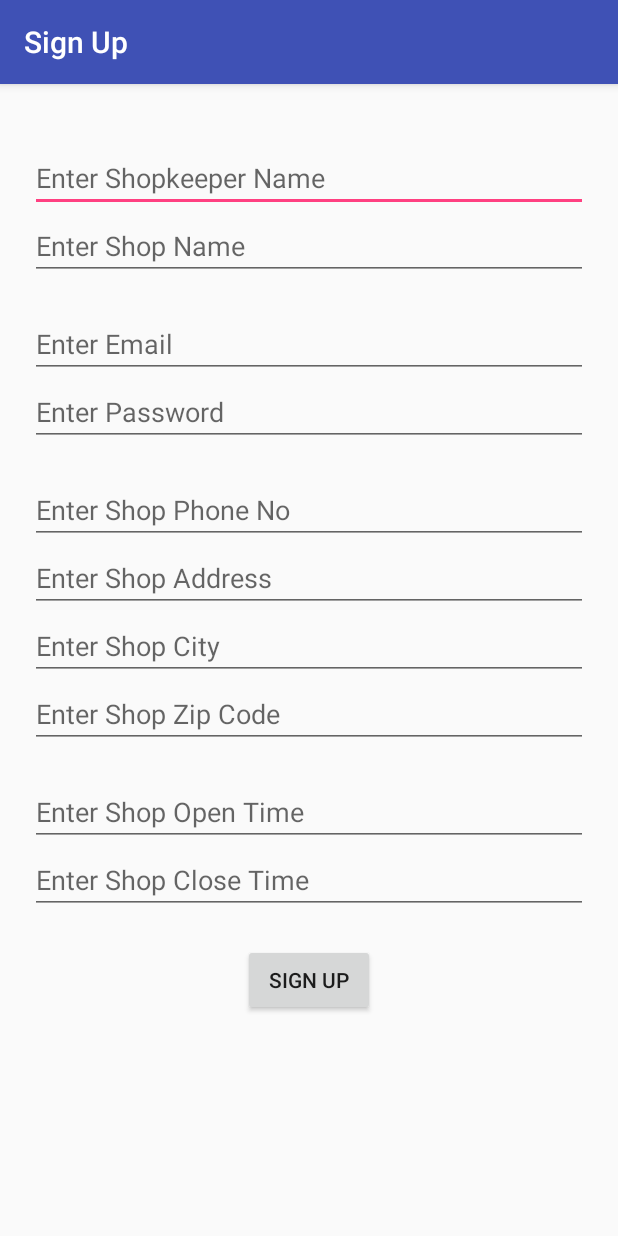
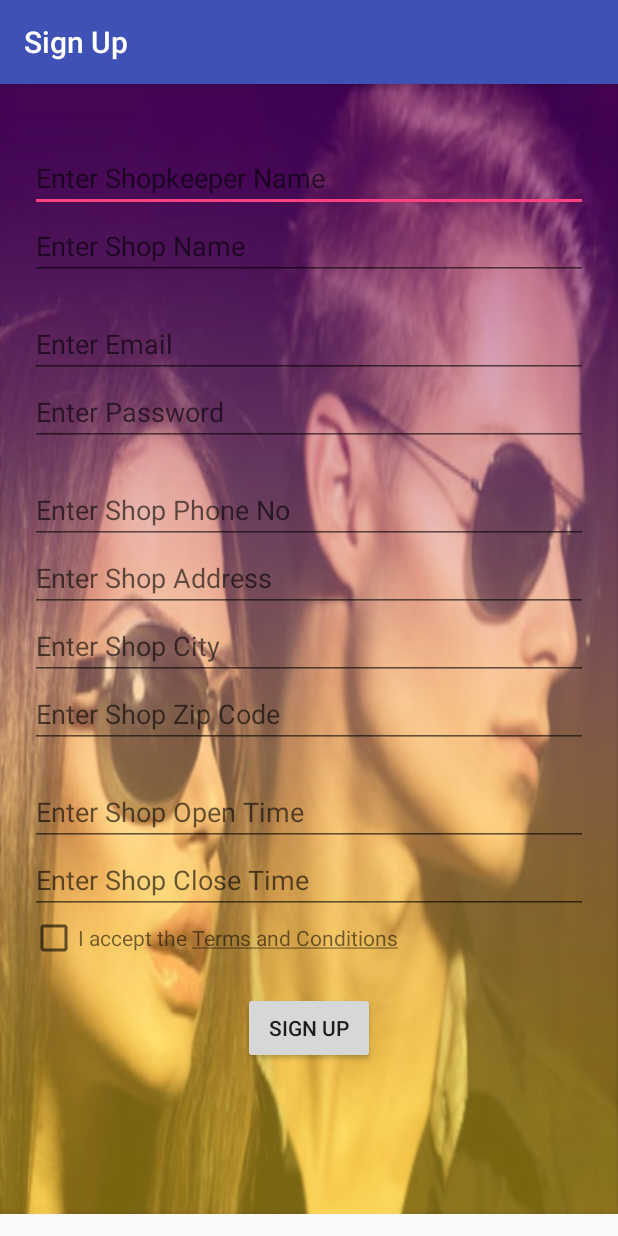
Before and after one commit to kaizer03/ParlorBeacon-Shop, an Android app: the SignUpShop screen opened directly, with no data from a screen before it, on a phone screen of 412 x 824 dp. Run offline under Robolectric (Android 15) with nearby library versions, the phone set to English and light mode, and no system bars; our stand-ins replace Volley; network calls fail.

Commit message:
Initial Commit

```diff
--- a/app/src/main/java/com/springboardtechsolutions/parlorbeaconshop/Service.java
+++ b/app/src/main/java/com/springboardtechsolutions/parlorbeaconshop/Service.java
@@ -61,6 +61,7 @@ public class Service extends AppCompatActivity
             @Override
             public void onClick(View view) {
                 startActivity(new Intent(Service.this,AddServices.class));
+                finish();
             }
         });
 
--- a/app/src/main/java/com/springboardtechsolutions/parlorbeaconshop/SignUpShop.java
+++ b/app/src/main/java/com/springboardtechsolutions/parlorbeaconshop/SignUpShop.java
@@ -6,6 +6,7 @@ import android.content.Intent;
 import android.os.Bundle;
 import android.support.v7.app.AppCompatActivity;
 import android.view.View;
+import android.widget.CheckBox;
 import android.widget.EditText;
 import android.widget.TimePicker;
 import android.widget.Toast;
@@ -33,6 +34,8 @@ public class SignUpShop extends AppCompatActivity {
 
     EditText shopkeepernametext,shopnametext,emailtext,passtext,shopphonetext,shopaddrtext,shopcitytext,shopziptext,shopopentext,shopclosetext;
 
+    CheckBox tc;
+
     @Override
     protected void onCreate(Bundle savedInstanceState) {
         super.onCreate(savedInstanceState);
@@ -56,6 +59,7 @@ public class SignUpShop extends AppCompatActivity {
         shopziptext = (EditText)findViewById(R.id.signup_shop_shopzip);
         shopopentext = (EditText)findViewById(R.id.signup_shop_shopopen);
         shopclosetext = (EditText)findViewById(R.id.signup_shop_shopclose);
+        tc = (CheckBox)findViewById(R.id.AcceptTC);
     }
 
     public void onClick1(View view)
@@ -122,6 +126,10 @@ public class SignUpShop extends AppCompatActivity {
         if(shopkeepername.equals("") || shopname.equals("") || shopemail.equals("") || shoppass.equals("") || shopphone.equals("") || shopaddr.equals("") || shopcity.equals("") || shopzip.equals("") || shopopen.equals("") || shopclose.equals(""))
         {
             Toast.makeText(SignUpShop.this,"Please enter all the Details", Toast.LENGTH_SHORT).show();
+        }
+        else if(!tc.isChecked())
+        {
+            Toast.makeText(SignUpShop.this,"Please agree with Terms and Conditions", Toast.LENGTH_SHORT).show();
         }
         else
         {
--- a/app/src/main/res/layout/activity_login_shop.xml
+++ b/app/src/main/res/layout/activity_login_shop.xml
@@ -1,5 +1,6 @@
 <FrameLayout xmlns:android="http://schemas.android.com/apk/res/android"
     xmlns:fancy="http://schemas.android.com/apk/res-auto"
+    xmlns:tools="http://schemas.android.com/tools"
     android:layout_width="fill_parent"
     android:layout_height="fill_parent">
 
@@ -7,7 +8,7 @@
         android:layout_width="fill_parent"
         android:layout_height="fill_parent"
         android:scaleType="centerCrop"
-        android:src="@drawable/banner6" />
+        android:src="@drawable/bg2" />
 
     <RelativeLayout
         android:layout_width="fill_parent"
--- a/app/src/main/res/layout/activity_sign_up_shop.xml
+++ b/app/src/main/res/layout/activity_sign_up_shop.xml
@@ -4,6 +4,16 @@
     android:layout_width="match_parent"
     android:layout_height="match_parent"
     tools:context="com.springboardtechsolutions.parlorbeaconshop.SignUpShop">
+
+    <FrameLayout
+        android:layout_width="fill_parent"
+        android:layout_height="wrap_content">
+
+    <ImageView
+        android:layout_width="fill_parent"
+        android:layout_height="fill_parent"
+        android:scaleType="center"
+        android:background="@drawable/bg1" />
 
     <LinearLayout
         android:layout_width="match_parent"
@@ -101,14 +111,34 @@
                 android:hint="Enter Shop Close Time"
                 android:onClick="onClick2" />
 
+        <LinearLayout
+            android:layout_width="match_parent"
+            android:layout_height="wrap_content"
+            android:orientation="horizontal">
+
+            <CheckBox
+                android:id="@+id/AcceptTC"
+                android:layout_width="wrap_content"
+                android:layout_height="wrap_content" />
+
+            <TextView
+                android:layout_width="wrap_content"
+                android:layout_height="wrap_content"
+                android:text="@string/i_accept_the_terms_and_conditions"/>
+
+        </LinearLayout>
+
         <Button
             android:layout_width="wrap_content"
             android:layout_height="wrap_content"
             android:text="Sign Up"
+            android:layout_marginBottom="100dp"
             android:layout_marginTop="20dp"
             android:layout_gravity="center_horizontal"
             android:id="@+id/signup_shop_button"
             android:onClick="onClick3"/>
     </LinearLayout>
 
+    </FrameLayout>
+
 </ScrollView>
--- a/app/src/main/res/values/strings.xml
+++ b/app/src/main/res/values/strings.xml
@@ -30,5 +30,6 @@
     <string name="title_activity_booking__shop">Bookings</string>
     <string name="title_activity_about__us">About Us</string>
     <string name="title_activity_service">Service</string>
+    <string name="i_accept_the_terms_and_conditions">I accept the <u>Terms and Conditions</u></string>
 
 </resources>
```
Also changed, not shown: 228 other files.
